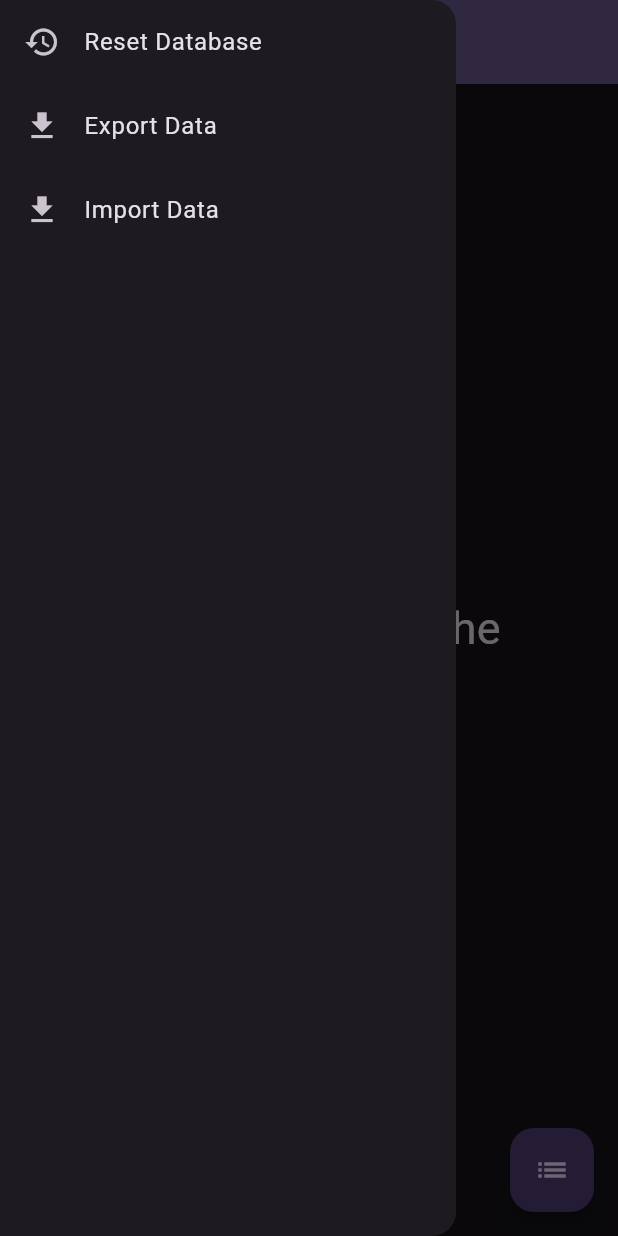
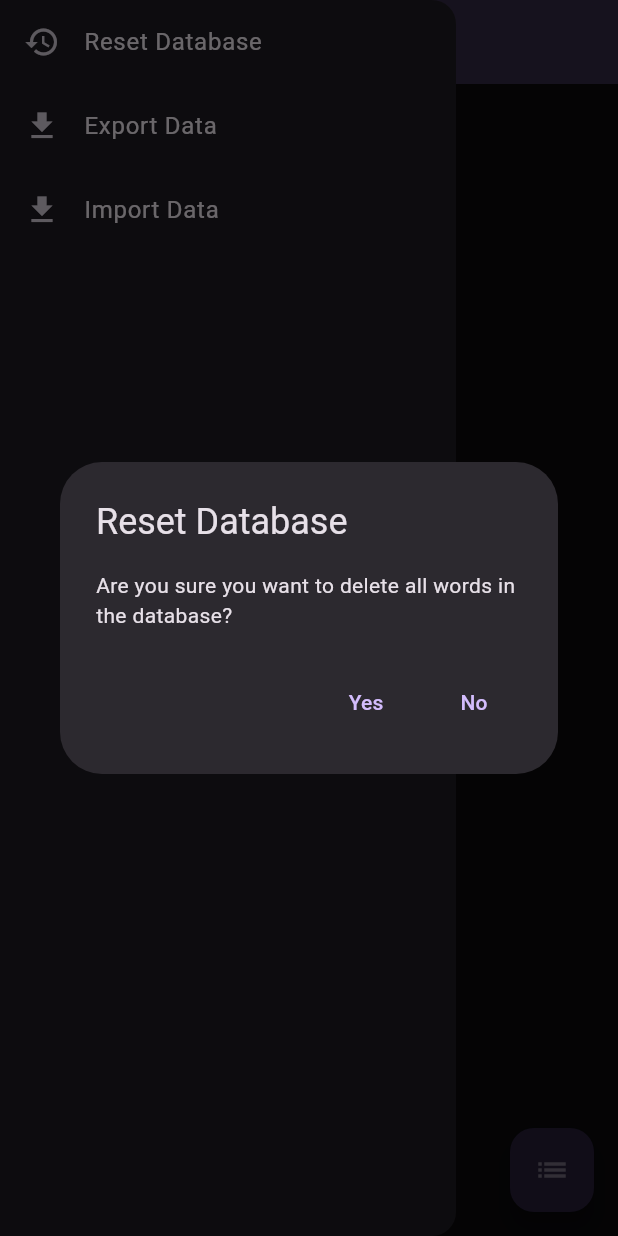
Before and after one commit to Charlie-83/SignFlash, a Flutter app: the screen it shows after launch, in the side drawer, after a tap on "Reset Database", on a phone screen of 412 x 824 dp. Run offline on Flutter 3.47's test engine with Material 3 defaults, Android fonts, the phone set to English and light mode, and no system bars; our stand-ins replace file_picker, sqflite; accounts and stored records are empty.

Commit message:
Confirm database reset

```diff
--- a/lib/main.dart
+++ b/lib/main.dart
@@ -111,7 +111,28 @@ class _HomePageState extends State<HomePage> {
             ListTile(
               leading: const Icon(Icons.restore),
               title: const Text("Reset Database"),
-              onTap: () => context.read<Database>().reset(),
+              onTap: () => showDialog(
+                context: context,
+                builder: (BuildContext context) => AlertDialog(
+                  title: const Text("Reset Database"),
+                  content: const Text(
+                    "Are you sure you want to delete all words in the database?",
+                  ),
+                  actions: <Widget>[
+                    TextButton(
+                      child: const Text("Yes"),
+                      onPressed: () {
+                        context.read<Database>().reset();
+                        Navigator.of(context).pop();
+                      },
+                    ),
+                    TextButton(
+                      child: const Text("No"),
+                      onPressed: () => Navigator.of(context).pop(),
+                    ),
+                  ],
+                ),
+              ),
             ),
             ListTile(
               leading: const Icon(Icons.file_download),
```
